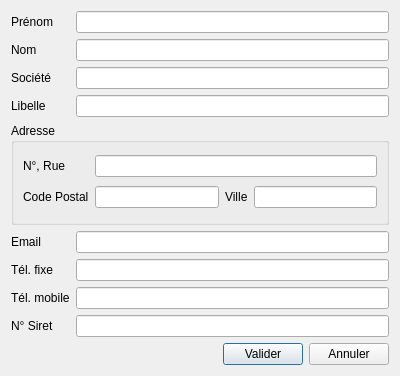
Above: src/dialogs/userdatadialog.ui from FACT-Team/FactDev before the change. Below: the same form after it.
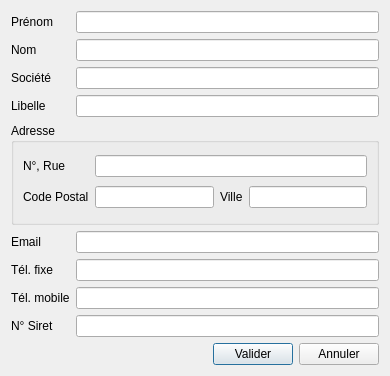
That is the form after the change. Icons and pictures are not drawn.

Patch:
```diff
--- a/src/dialogs/userdatadialog.ui
+++ b/src/dialogs/userdatadialog.ui
@@ -6,7 +6,7 @@
    <rect>
     <x>0</x>
     <y>0</y>
-    <width>400</width>
+    <width>390</width>
     <height>376</height>
    </rect>
   </property>
```
Left out of the diff: 4 changed lines with no effect on the pictures.
